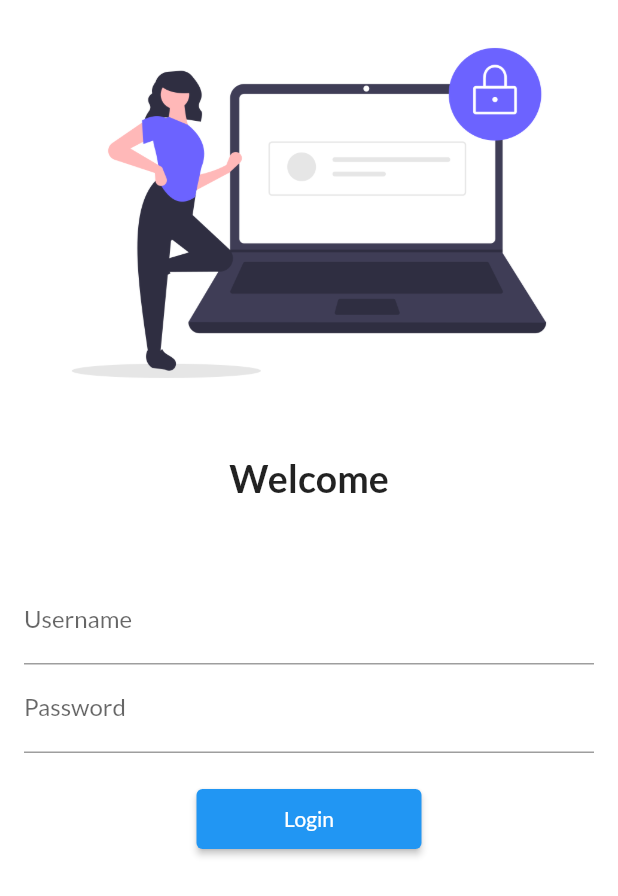
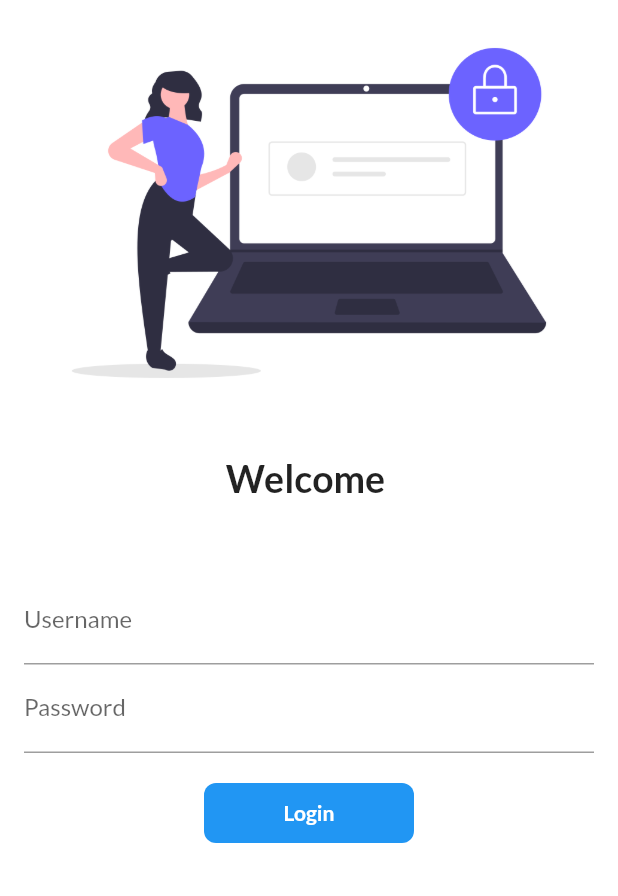
Before and after one commit to iamtapanbarman/30DaysOfFlutter, a Flutter app: the screen it shows after launch, on a phone screen of 412 x 824 dp. Shown: the top 896 px of the screen. Run offline on Flutter 3.47's test engine with Material 2 defaults, Android fonts, the phone set to English and light mode, and no system bars; our stand-ins replace google_fonts; missing offline and left inert: dart:ffi.

Commit message:
Day 6 Completed, Added Animated Container button

```diff
--- a/lib/Screens/login.dart
+++ b/lib/Screens/login.dart
@@ -5,7 +5,15 @@ import 'package:flutter_application_1/Screens/home.dart';
 import 'package:flutter_application_1/utils/routes.dart';
 import 'package:google_fonts/google_fonts.dart';
 
-class LoginPage extends StatelessWidget {
+class LoginPage extends StatefulWidget {
+  @override
+  State<LoginPage> createState() => _LoginPageState();
+}
+
+class _LoginPageState extends State<LoginPage> {
+  String name = "";
+  bool buttonPressed = false;
+
   @override
   Widget build(BuildContext context) {
     return Material(
@@ -21,7 +29,7 @@ class LoginPage extends StatelessWidget {
               height: 20,
             ),
             Text(
-              "Welcome",
+              "Welcome $name",
               style: TextStyle(
                 fontSize: 25,
                 fontWeight: FontWeight.bold,
@@ -40,6 +48,10 @@ class LoginPage extends StatelessWidget {
                       label: Text("Username"),
                       hintText: "Type your username",
                     ),
+                    onChanged: (value) {
+                      name = value;
+                      setState(() {});
+                    },
                   ),
                   TextFormField(
                     obscureText: true,
@@ -51,13 +63,46 @@ class LoginPage extends StatelessWidget {
                   SizedBox(
                     height: 20,
                   ),
-                  ElevatedButton(
-                    child: Text("Login"),
-                    style: TextButton.styleFrom(minimumSize: Size(150, 40)),
-                    onPressed: () {
+                  InkWell(
+                    onTap: () async {
+                      setState(() {
+                        buttonPressed = true;
+                      });
+                      await Future.delayed(Duration(milliseconds: 250));
                       Navigator.pushNamed(context, MyRoute.homeRoute);
                     },
+                    child: AnimatedContainer(
+                      duration: Duration(milliseconds: 250),
+                      alignment: Alignment.center,
+                      height: 40,
+                      width: buttonPressed ? 40 : 140,
+                      child: buttonPressed
+                          ? Icon(
+                              Icons.done,
+                              color: Colors.white,
+                            )
+                          : Text(
+                              "Login",
+                              style: TextStyle(
+                                color: Colors.white,
+                                fontSize: 14,
+                                fontWeight: FontWeight.bold,
+                              ),
+                            ),
+                      decoration: BoxDecoration(
+                          color: Colors.blue,
+                          borderRadius:
+                              BorderRadius.circular(buttonPressed ? 40 : 8)),
+                    ),
                   )
+
+                  // ElevatedButton(
+                  //   child: Text("Login"),
+                  //   style: TextButton.styleFrom(minimumSize: Size(150, 40)),
+                  //   onPressed: () {
+                  //     Navigator.pushNamed(context, MyRoute.homeRoute);
+                  //   },
+                  // )
                 ],
               ),
             )
```
